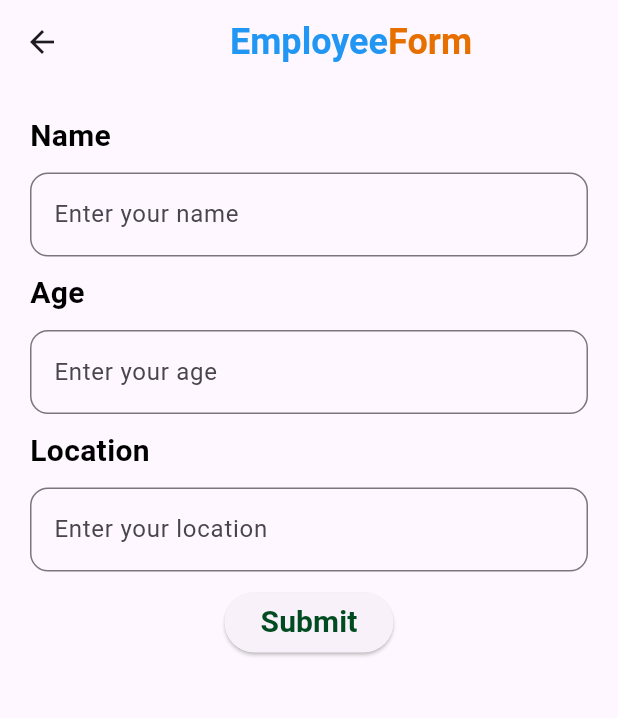
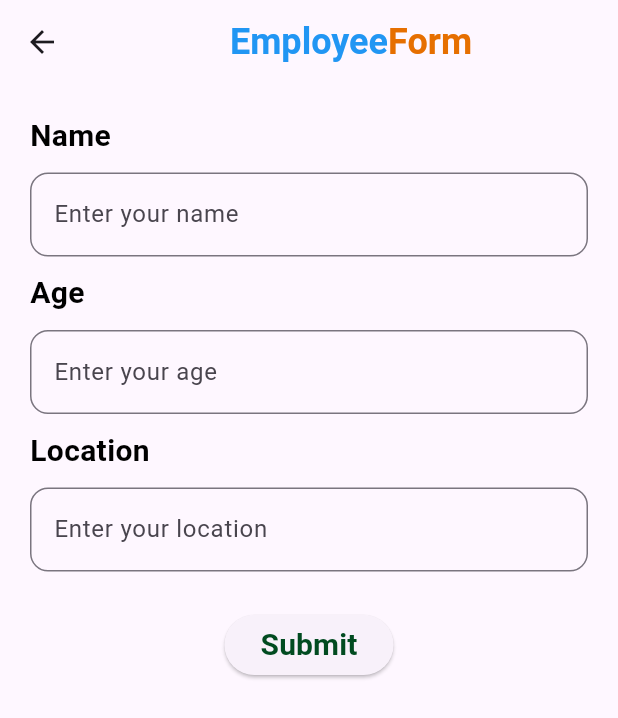
Before and after one commit to yordycuevas/appgdb, a Flutter app: the screen it shows after launch, after a tap on the "add" icon, on a phone screen of 412 x 824 dp. Shown: the top 718 px of the screen. Run offline on Flutter 3.47's test engine with Material 3 defaults, Android fonts, the light colour scheme and no system bars; our stand-ins replace cloud_firestore, firebase_core, fluttertoast, random_string; accounts and stored records are empty.

Commit message:
app_cards

```diff
--- a/lib/pages/employee.dart
+++ b/lib/pages/employee.dart
@@ -102,18 +102,20 @@ class _EmployeeState extends State<Employee> {
                 ),
               ),
             ),
-            SizedBox(height: 10.0),
+            SizedBox(height: 25.0),
             Center(
               child: ElevatedButton(
                   onPressed: () async {
-                    String id = randomAlphaNumeric(10);
+                    // ignore: non_constant_identifier_names
+                    String Id = randomAlphaNumeric(10);
                     Map<String, dynamic> employeeInfoMap = {
                       "name": nameController.text,
                       "age": ageController.text,
+                      "Id": Id,
                       "location": locationController.text,
                     };
                     await DatabaseMethods()
-                        .addEmployeeDatails(employeeInfoMap, id)
+                        .addEmployeeDatails(employeeInfoMap, Id)
                         .then((value) {
                       Fluttertoast.showToast(
                           msg:
@@ -121,8 +123,8 @@ class _EmployeeState extends State<Employee> {
                           toastLength: Toast.LENGTH_SHORT,
                           gravity: ToastGravity.CENTER,
                           timeInSecForIosWeb: 1,
-                          backgroundColor: Colors.red,
-                          textColor: Colors.white,
+                          backgroundColor: Color.fromARGB(255, 118, 209, 145),
+                          textColor: const Color.fromARGB(255, 0, 0, 0),
                           fontSize: 16.0);
                     });
                   },
--- a/lib/pages/home.dart
+++ b/lib/pages/home.dart
@@ -12,9 +12,14 @@ class _HomeState extends State<Home> {
   @override
   Widget build(BuildContext context) {
     return Scaffold(
-      floatingActionButton: FloatingActionButton(onPressed: (){
-        Navigator.push(context, MaterialPageRoute(builder: (context) => Employee()));
-      }, backgroundColor: Colors.red, child: Icon(Icons.add),),
+      floatingActionButton: FloatingActionButton(
+        onPressed: () {
+          Navigator.push(
+              context, MaterialPageRoute(builder: (context) => Employee()));
+        },
+        backgroundColor: Colors.red,
+        child: Icon(Icons.add),
+      ),
       appBar: AppBar(
         title: Row(
           mainAxisAlignment: MainAxisAlignment.center,
@@ -23,22 +28,63 @@ class _HomeState extends State<Home> {
               'Flutter',
               style: TextStyle(
                   color: Colors.blue,
-                  fontSize: 24.0,
+                  fontSize: 30.0,
                   fontWeight: FontWeight.bold),
             ),
             Text(
               'FireBase',
               style: TextStyle(
                   color: Color.fromARGB(255, 230, 111, 0),
-                  fontSize: 24.0,
+                  fontSize: 30.0,
                   fontWeight: FontWeight.bold),
             ),
           ],
         ),
       ),
-      body: Column(
-        children: [],
-      ),
+      body: Container(
+          margin: EdgeInsets.only(left: 20.0, right: 20.0, top: 30.0),
+          child: Column(
+            children: [
+              Material(
+                elevation: 5.0,
+                borderRadius: BorderRadius.circular(10.0),
+                child: Container(
+                  padding: EdgeInsets.all(20.0),
+                  width: MediaQuery.of(context).size.width,
+                  decoration: BoxDecoration(
+                    color: Colors.white,
+                    borderRadius: BorderRadius.circular(10.0),
+                  ),
+                  child: Column(
+                    crossAxisAlignment: CrossAxisAlignment.start,
+                    children: [
+                      Text(
+                        "Name: Yordy cuevas",
+                        style: TextStyle(
+                            color: const Color.fromARGB(255, 23, 23, 24),
+                            fontSize: 20.0,
+                            fontWeight: FontWeight.bold),
+                      ),
+                      Text(
+                        "Age: 30",
+                        style: TextStyle(
+                            color: const Color.fromARGB(255, 23, 23, 24),
+                            fontSize: 20.0,
+                            fontWeight: FontWeight.bold),
+                      ),
+                      Text(
+                        "Location: Bogota",
+                        style: TextStyle(
+                            color: const Color.fromARGB(255, 23, 23, 24),
+                            fontSize: 20.0,
+                            fontWeight: FontWeight.bold),
+                      )
+                    ],
+                  ),
+                ),
+              ),
+            ],
+          )),
     );
   }
 }
```
